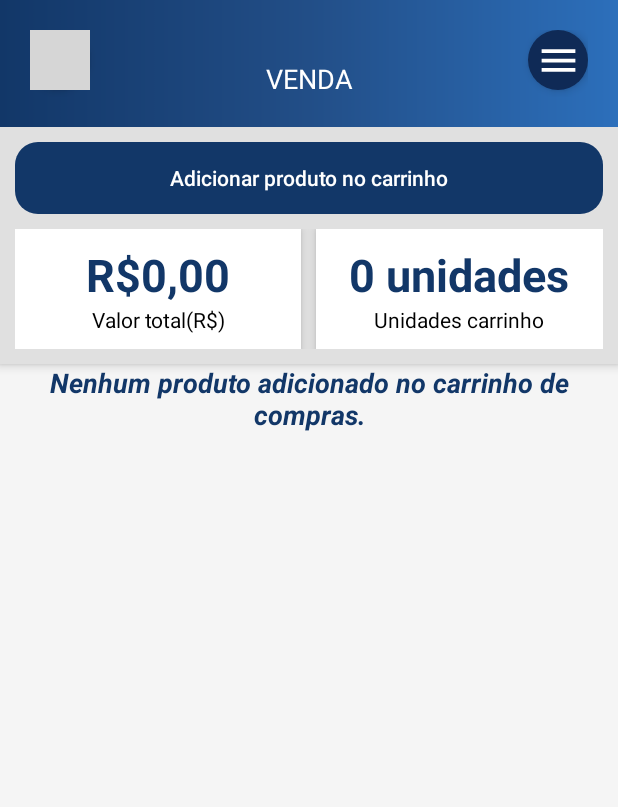
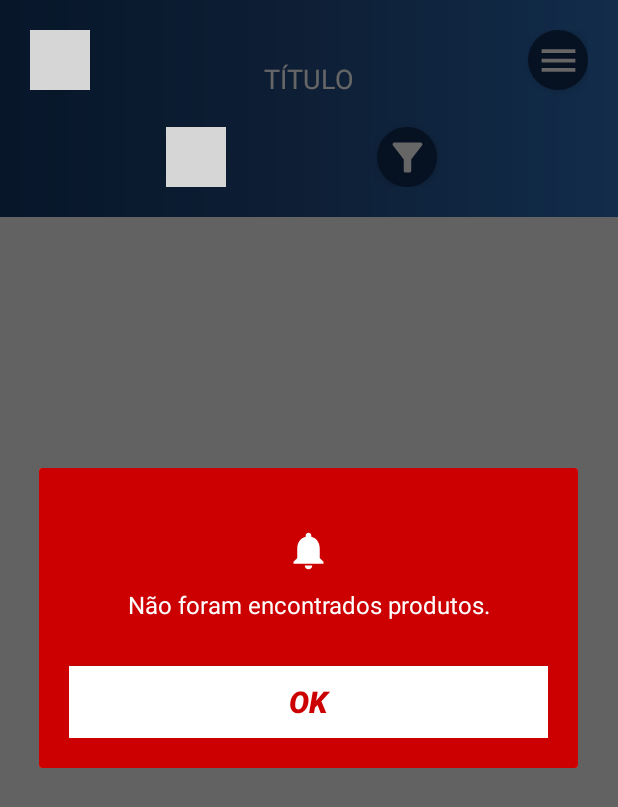
Before and after one commit to Gabriel11022001/next-afv-android, an Android app: the VendaCarrinhoFragment screen opened directly, with no data from a screen before it, after a tap on "Adicionar produto no carrinho", on a phone screen of 412 x 824 dp. Shown: the top 807 px of the screen. Run offline under Robolectric (Android 15) with nearby library versions, the phone set to English and light mode, and no system bars; grey boxes are pictures that could not be loaded.

Commit message:
iniciei o desenvolvimento da tela de adicionar produto no carrinho de compras

```diff
--- a/app/src/main/java/com/example/next_vendas/AdicionarProdutoCarrinhoFragment.kt
+++ b/app/src/main/java/com/example/next_vendas/AdicionarProdutoCarrinhoFragment.kt
@@ -1,17 +1,35 @@
 package com.example.next_vendas
 
+import android.content.Context
 import android.os.Bundle
-import androidx.fragment.app.Fragment
+import android.util.Log
 import android.view.LayoutInflater
 import android.view.View
 import android.view.ViewGroup
+import androidx.fragment.app.Fragment
+import androidx.recyclerview.widget.LinearLayoutManager
+import androidx.recyclerview.widget.RecyclerView
+import com.example.next_vendas.adapter.ProdutoAdicionarCarrinhoAdapter
+import com.example.next_vendas.dao.VendaDAO
+import com.example.next_vendas.model.ProdutoCarrinho
+import com.example.next_vendas.utils.Alerta
 
 class AdicionarProdutoCarrinhoFragment : Fragment() {
 
+    private lateinit var contexto: Context
     private var idVenda: Int = 0
+    private lateinit var recyclerProdutosAdicionarCarrinho: RecyclerView
+    private lateinit var produtoAdicionarCarrinhoAdapter: ProdutoAdicionarCarrinhoAdapter
+    private lateinit var vendaDAO: VendaDAO
+    private lateinit var alerta: Alerta
 
     override fun onCreate(savedInstanceState: Bundle?) {
         super.onCreate(savedInstanceState)
+
+        if (arguments != null) {
+            this.idVenda = requireArguments().getInt("id_venda", 0)
+        }
+
     }
 
     override fun onCreateView(inflater: LayoutInflater, container: ViewGroup?, savedInstanceState: Bundle?): View? {
@@ -19,4 +37,60 @@ class AdicionarProdutoCarrinhoFragment : Fragment() {
         return inflater.inflate(R.layout.fragment_adicionar_produto_carrinho, container, false)
     }
 
+    override fun onViewCreated(view: View, savedInstanceState: Bundle?) {
+        super.onViewCreated(view, savedInstanceState)
+
+        this.contexto = view.context
+        this.vendaDAO = VendaDAO(this.contexto)
+        this.alerta = Alerta(this.contexto)
+
+        // configurar RecyclerView
+        this.recyclerProdutosAdicionarCarrinho = view.findViewById(R.id.recycler_produtos_adicionar_carrinho)
+        this.recyclerProdutosAdicionarCarrinho.layoutManager = LinearLayoutManager(this.contexto)
+
+        // configurar listener de incrementar unidades do produto no carrinho
+        val onIncrementarUnidadesProdutoCarrinho: (ProdutoCarrinho) -> Unit = {
+
+        }
+
+        // configurar listener de decrementar unidades do produto no carrinho
+        val onDecrementarUnidadesProdutoCarrinho: (ProdutoCarrinho) -> Unit = {
+
+        }
+
+        this.produtoAdicionarCarrinhoAdapter = ProdutoAdicionarCarrinhoAdapter(
+            this.contexto,
+            onIncrementarUnidadesProdutoCarrinho,
+            onDecrementarUnidadesProdutoCarrinho
+        )
+
+        this.recyclerProdutosAdicionarCarrinho.adapter = this.produtoAdicionarCarrinhoAdapter
+    }
+
+    override fun onResume() {
+        super.onResume()
+
+        // procurar os produtos que serão adicionados no carrinho de compras
+        this.listarProdutosAdicionarCarrinho()
+    }
+
+    private fun listarProdutosAdicionarCarrinho() {
+
+        try {
+            val produtosAdicionarCarrinho = this.vendaDAO.buscarProdutosAdicionarCarrinho(this.idVenda)
+
+            if (produtosAdicionarCarrinho.size == 0) {
+                this.alerta.apresentar("Não foram encontrados produtos.", true)
+            } else {
+                this.produtoAdicionarCarrinhoAdapter.setProdutosAdicionarCarrinho(produtosAdicionarCarrinho)
+                this.produtoAdicionarCarrinhoAdapter.notifyDataSetChanged()
+            }
+
+        } catch (e: Exception) {
+            this.alerta.apresentar("Erro ao tentar-se consultar os produtos.", true)
+            Log.e("erro_consultar_produtos_carrinho", e.message.toString(), e)
+        }
+
+    }
+
 }
--- a/app/src/main/java/com/example/next_vendas/VendaCarrinhoFragment.kt
+++ b/app/src/main/java/com/example/next_vendas/VendaCarrinhoFragment.kt
@@ -5,6 +5,7 @@ import android.util.Log
 import androidx.fragment.app.Fragment
 import android.view.LayoutInflater
 import android.view.View
+import android.view.View.GONE
 import android.view.View.OnClickListener
 import android.view.ViewGroup
 import android.widget.ImageButton
@@ -65,8 +66,11 @@ class VendaCarrinhoFragment : Fragment(), OnClickListener {
         this.btnRetornar.setOnClickListener(this)
 
         this.txtTitulo.text = "Venda"
-        this.btnAdicionar.visibility = View.GONE
-        this.btnFiltro.visibility = View.GONE
+        this.btnAdicionar.visibility = GONE
+        this.btnFiltro.visibility = GONE
+
+        this.txtNaoExistemProdutosCarrinho.visibility = GONE
+        this.recyclerCarrinho.visibility = GONE
     }
 
     override fun onStart() {
@@ -99,7 +103,16 @@ class VendaCarrinhoFragment : Fragment(), OnClickListener {
     }
 
     private fun adicionarProdutoCarrinho() {
+        val bundleContendoIdVenda = Bundle()
+        bundleContendoIdVenda.putInt("id_venda", this.idVenda)
 
+        val fragmentoAdicionarProdutosCarrinho: Fragment = AdicionarProdutoCarrinhoFragment()
+        fragmentoAdicionarProdutosCarrinho.arguments = bundleContendoIdVenda
+
+        val transacaoFragmentAdicionarProdutosCarrinho = requireActivity().supportFragmentManager.beginTransaction()
+        transacaoFragmentAdicionarProdutosCarrinho.replace(R.id.fragment_container_view_realizar_venda, fragmentoAdicionarProdutosCarrinho)
+        transacaoFragmentAdicionarProdutosCarrinho.addToBackStack(null)
+        transacaoFragmentAdicionarProdutosCarrinho.commit()
     }
 
     override fun onClick(p0: View?) {
--- /dev/null
+++ b/app/src/main/java/com/example/next_vendas/adapter/ProdutoAdicionarCarrinhoAdapter.kt
@@ -0,0 +1,51 @@
+package com.example.next_vendas.adapter
+
+import android.content.Context
+import android.util.Log
+import android.view.LayoutInflater
+import android.view.ViewGroup
+import androidx.recyclerview.widget.RecyclerView.Adapter
+import com.example.next_vendas.R
+import com.example.next_vendas.model.ProdutoCarrinho
+import com.example.next_vendas.view_holder.ProdutoAdicionarCarrinhoViewHolder
+import java.util.ArrayList
+
+class ProdutoAdicionarCarrinhoAdapter(
+    private val contexto: Context,
+    // listener para incrementar a quantidade de unidades do produto no carrinho
+    private val onIncrementarUnidadesCarrinho: (ProdutoCarrinho) -> Unit,
+    // listener para decrementar a quantidade de unidades do produto no carrinho
+    private val onDecrementarUnidadesCarrinho: (ProdutoCarrinho) -> Unit
+): Adapter<ProdutoAdicionarCarrinhoViewHolder>() {
+
+    private var produtosCarrinho: ArrayList<ProdutoCarrinho> = ArrayList()
+
+    override fun onCreateViewHolder(parent: ViewGroup, viewType: Int): ProdutoAdicionarCarrinhoViewHolder {
+        val layoutInflater = LayoutInflater.from(this.contexto)
+        val view = layoutInflater.inflate(R.layout.produto_adicionar_carrinho_adapter, parent, false)
+
+        return ProdutoAdicionarCarrinhoViewHolder(view)
+    }
+
+    override fun getItemCount(): Int {
+
+        return this.produtosCarrinho.size
+    }
+
+    override fun onBindViewHolder(holder: ProdutoAdicionarCarrinhoViewHolder, position: Int) {
+        val produtoCarrinho = this.produtosCarrinho[ position ]
+
+        holder.txtNomeProdutoAdicionarCarrinho.text = produtoCarrinho.nomeProdutoCarrinho
+        holder.txtPrecoUnitarioProdutoAdicionarCarrinho.text = "Preço unitário: R$${ produtoCarrinho.precoUnitarioProdutoCarrinho }"
+        holder.txtQuantidadeUnidadesProdutoNoCarrinho.text = "unidades carrinho: ${ produtoCarrinho.quantidadeUnidadesProdutoCarrinho }"
+
+        holder.btnIncrementarUnidadesCarrinho.setOnClickListener { this.onIncrementarUnidadesCarrinho(produtoCarrinho) }
+
+        holder.btnDecrementarUnidadesCarrinho.setOnClickListener { this.onDecrementarUnidadesCarrinho(produtoCarrinho) }
+    }
+
+    fun setProdutosAdicionarCarrinho(produtosAdicionarCarrinho: ArrayList<ProdutoCarrinho>) {
+        this.produtosCarrinho = produtosAdicionarCarrinho
+    }
+
+}
--- a/app/src/main/java/com/example/next_vendas/dao/VendaDAO.kt
+++ b/app/src/main/java/com/example/next_vendas/dao/VendaDAO.kt
@@ -2,8 +2,10 @@ package com.example.next_vendas.dao
 
 import android.content.ContentValues
 import android.content.Context
+import com.example.next_vendas.model.ProdutoCarrinho
 import java.text.SimpleDateFormat
 import java.time.format.DateTimeFormatter
+import java.util.ArrayList
 import java.util.Date
 
 class VendaDAO(contexto: Context): BaseDAO(contexto) {
@@ -15,7 +17,7 @@ class VendaDAO(contexto: Context): BaseDAO(contexto) {
         contentValues.put("valor_total", 0.0)
 
         val dataVenda = Date()
-        val dateTimeFormater = SimpleDateFormat("yyyy-MM-dd H:i:s")
+        val dateTimeFormater = SimpleDateFormat("yyyy-MM-dd H:mm:ss")
         contentValues.put("data_venda", dateTimeFormater.format(dataVenda))
 
         idVendaInicio = super.bancoDados.insertOrThrow("tb_vendas", null, contentValues).toInt()
@@ -23,4 +25,51 @@ class VendaDAO(contexto: Context): BaseDAO(contexto) {
         return idVendaInicio
     }
 
+    fun buscarProdutosAdicionarCarrinho(idVenda: Int): ArrayList<ProdutoCarrinho> {
+        val produtosAdicionarCarrinho = ArrayList<ProdutoCarrinho>()
+
+        // buscar todos os produtos
+        var cursor = super.bancoDados.rawQuery("SELECT id, nome_produto, preco_venda FROM tb_produtos WHERE status = true", null)
+
+        if (cursor != null) {
+
+            while (cursor.moveToNext()) {
+                val produtoAdicionarCarrinho: ProdutoCarrinho = ProdutoCarrinho()
+                produtoAdicionarCarrinho.idProdutoCarrinho = cursor.getInt(cursor.getColumnIndex("id"))
+                produtoAdicionarCarrinho.nomeProdutoCarrinho = cursor.getString(cursor.getColumnIndex("nome_produto"))
+
+                // validar se o produto está relacionado a venda em questão, nesse caso, o produto estaria no carrinho de compras do usuário
+                val cursorBuscarProdutoVenda = super.bancoDados.rawQuery("SELECT valor_produto_carrinho, quantidade_unidades_produto_carrinho FROM tb_produtos_vendas WHERE venda_id = ? AND produto_id = ?", arrayOf( idVenda.toString(), produtoAdicionarCarrinho.idProdutoCarrinho.toString() ))
+
+                if (cursorBuscarProdutoVenda != null) {
+
+                    if (cursorBuscarProdutoVenda.moveToFirst()) {
+                        val quantidadeUnidadesProdutoCarrinho: Int = cursorBuscarProdutoVenda.getInt(cursorBuscarProdutoVenda.getColumnIndex("quantidade_unidades_produto_carrinho"))
+                        val valorUnitarioProdutoCarrinho: Double = cursorBuscarProdutoVenda.getDouble(cursorBuscarProdutoVenda.getColumnIndex("valor_produto_carrinho"))
+
+                        produtoAdicionarCarrinho.quantidadeUnidadesProdutoCarrinho = quantidadeUnidadesProdutoCarrinho
+                        produtoAdicionarCarrinho.precoUnitarioProdutoCarrinho = valorUnitarioProdutoCarrinho
+                        produtoAdicionarCarrinho.idVenda = idVenda
+                    } else {
+                        produtoAdicionarCarrinho.precoUnitarioProdutoCarrinho = cursor.getDouble(cursor.getColumnIndex("preco_venda"))
+                        produtoAdicionarCarrinho.quantidadeUnidadesProdutoCarrinho = 0
+                        produtoAdicionarCarrinho.idVenda = 0
+                    }
+
+                    cursorBuscarProdutoVenda.close()
+                } else {
+                    produtoAdicionarCarrinho.precoUnitarioProdutoCarrinho = cursor.getDouble(cursor.getColumnIndex("preco_venda"))
+                    produtoAdicionarCarrinho.quantidadeUnidadesProdutoCarrinho = 0
+                    produtoAdicionarCarrinho.idVenda = 0
+                }
+
+                produtosAdicionarCarrinho.add(produtoAdicionarCarrinho)
+            }
+
+            cursor.close()
+        }
+
+        return produtosAdicionarCarrinho
+    }
+
 }
--- /dev/null
+++ b/app/src/main/res/drawable/ic_remover.xml
@@ -0,0 +1,5 @@
+<vector xmlns:android="http://schemas.android.com/apk/res/android" android:height="30dp" android:tint="#FFFFFF" android:viewportHeight="24" android:viewportWidth="24" android:width="30dp">
+
+    <path android:fillColor="@android:color/white" android:pathData="M19,13H5v-2h14v2z"/>
+
+</vector>
--- a/app/src/main/res/layout/alerta.xml
+++ b/app/src/main/res/layout/alerta.xml
@@ -11,34 +11,33 @@
         android:layout_width="wrap_content"
         android:layout_height="wrap_content"
         app:layout_constraintStart_toStartOf="parent"
+        app:layout_constraintEnd_toEndOf="parent"
         app:layout_constraintTop_toTopOf="parent"
-        app:layout_constraintBottom_toBottomOf="parent"
-        app:layout_constraintEnd_toStartOf="@id/txt_mensagem_alerta"
         android:src="@drawable/ic_notificacao_chave_acesso"
-        app:layout_constraintHorizontal_chainStyle="packed" />
+        app:layout_constraintHorizontal_chainStyle="packed"
+        android:layout_marginTop="20dp" />
 
     <TextView
         android:id="@+id/txt_mensagem_alerta"
-        android:layout_width="wrap_content"
+        android:layout_width="0dp"
         android:layout_height="wrap_content"
-        android:text="Mensagem do alerta"
+        android:text="O formato do e-mail informado é inválido, informe um e-mail no formato correto, exemplo: email@exemplo.com"
         android:textColor="@color/white"
-        app:layout_constraintStart_toEndOf="@id/icone_alerta_erro"
-        app:layout_constraintTop_toTopOf="@id/icone_alerta_erro"
-        app:layout_constraintBottom_toBottomOf="@id/icone_alerta_erro"
+        app:layout_constraintTop_toBottomOf="@id/icone_alerta_erro"
+        app:layout_constraintStart_toStartOf="parent"
         app:layout_constraintEnd_toEndOf="parent"
-        android:layout_marginStart="10dp"
-        android:textSize="16sp" />
+        android:layout_marginTop="10dp"
+        android:textSize="16sp"
+        android:textAlignment="center" />
 
     <androidx.appcompat.widget.AppCompatButton
         android:id="@+id/btn_ok"
         android:layout_width="0dp"
         android:layout_height="wrap_content"
-        app:layout_constraintTop_toBottomOf="@id/icone_alerta_erro"
+        app:layout_constraintTop_toBottomOf="@id/txt_mensagem_alerta"
         android:layout_marginTop="30dp"
         app:layout_constraintStart_toStartOf="parent"
         app:layout_constraintEnd_toEndOf="parent"
-        app:layout_constraintBottom_toBottomOf="parent"
         android:padding="10dp"
         android:text="OK"
         android:textColor="@android:color/holo_red_dark"
--- a/app/src/main/res/layout/fragment_adicionar_produto_carrinho.xml
+++ b/app/src/main/res/layout/fragment_adicionar_produto_carrinho.xml
@@ -1,8 +1,18 @@
 <?xml version="1.0" encoding="utf-8"?>
-<FrameLayout xmlns:android="http://schemas.android.com/apk/res/android"
+<LinearLayout xmlns:android="http://schemas.android.com/apk/res/android"
     xmlns:tools="http://schemas.android.com/tools"
     android:layout_width="match_parent"
     android:layout_height="match_parent"
-    tools:context=".AdicionarProdutoCarrinhoFragment" >
+    tools:context=".AdicionarProdutoCarrinhoFragment"
+    android:orientation="vertical"
+    android:background="@color/cinza_fundo_telas" >
 
-</FrameLayout>
+    <include layout="@layout/menu_topo" />
+
+    <!-- RecyclerView contendo os produtos que estão/serão adicionados no carrinho -->
+    <androidx.recyclerview.widget.RecyclerView
+        android:id="@+id/recycler_produtos_adicionar_carrinho"
+        android:layout_width="match_parent"
+        android:layout_height="match_parent" />
+
+</LinearLayout>
--- a/app/src/main/res/layout/fragment_venda_carrinho.xml
+++ b/app/src/main/res/layout/fragment_venda_carrinho.xml
@@ -110,6 +110,7 @@
         android:textColor="@color/principal"
         android:layout_gravity="center"
         android:textSize="18sp"
-        android:textStyle="bold|italic" />
+        android:textStyle="bold|italic"
+        android:layout_marginTop="100dp" />
 
 </LinearLayout>
```
Also changed, not shown: app/src/main/java/com/example/next_vendas/LoginActivity.kt (+4 -4 lines), app/src/main/java/com/example/next_vendas/model/ProdutoCarrinho.kt (added, +9 -0 lines), app/src/main/java/com/example/next_vendas/model_servico/UnidadesProdutoCarrinhoModelServico.kt (added, +10 -0 lines), app/src/main/java/com/example/next_vendas/model_servico/VendaModelServico.kt (+7 -3 lines), app/src/main/java/com/example/next_vendas/servico/VendaServico.kt (added, +13 -0 lines), app/src/main/java/com/example/next_vendas/view_holder/ProdutoAdicionarCarrinhoViewHolder.kt (added, +17 -0 lines), app/src/main/res/layout/produto_adicionar_carrinho_adapter.xml (+31 -14 lines).
